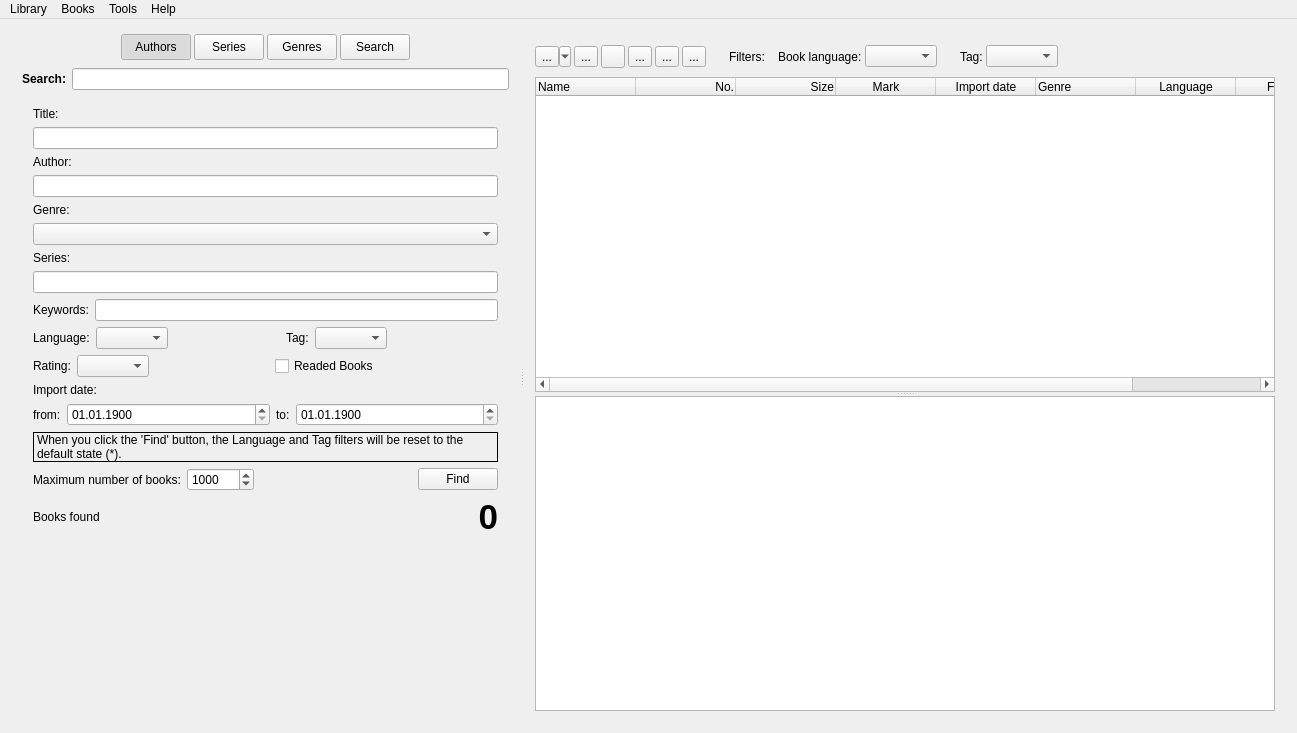
The window that freeLib/src/mainwindow.ui (vpoluyaktov/freeLib) describes before a commit, drawn with Qt 5.
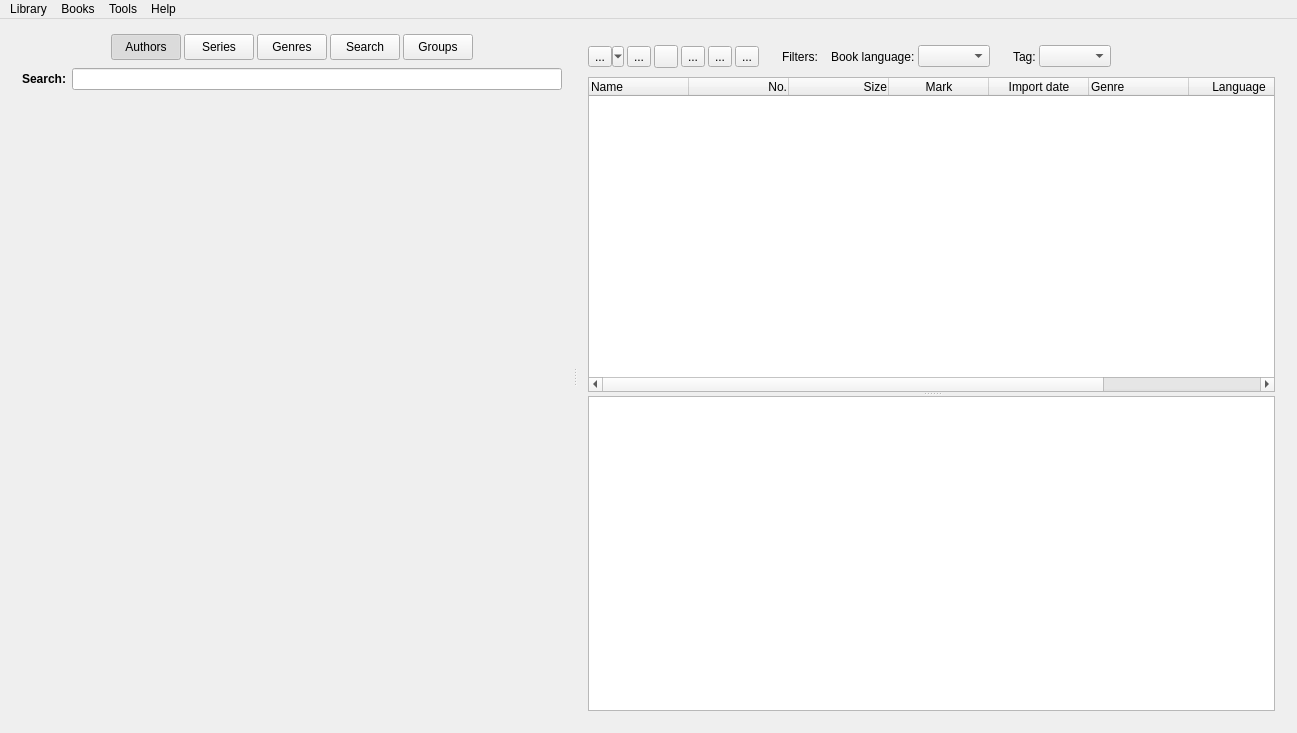
The same window after the commit. Icons and pictures are not drawn.

Commit message: New (MainWindow): Заготовка вкладки 'Группы'

What changed in the file:
```diff
--- a/freeLib/src/mainwindow.ui
+++ b/freeLib/src/mainwindow.ui
@@ -214,6 +214,31 @@
                  </property>
                 </widget>
                </item>
+               <item>
+                <widget class="QToolButton" name="btnGroups">
+                 <property name="minimumSize">
+                  <size>
+                   <width>70</width>
+                   <height>26</height>
+                  </size>
+                 </property>
+                 <property name="maximumSize">
+                  <size>
+                   <width>16777215</width>
+                   <height>26</height>
+                  </size>
+                 </property>
+                 <property name="text">
+                  <string>Groups</string>
+                 </property>
+                 <property name="checkable">
+                  <bool>true</bool>
+                 </property>
+                 <property name="autoExclusive">
+                  <bool>true</bool>
+                 </property>
+                </widget>
+               </item>
                <item>
                 <spacer name="horizontalSpacer_2">
                  <property name="orientation">
@@ -304,7 +329,7 @@
                </size>
               </property>
               <property name="currentIndex">
-               <number>3</number>
+               <number>4</number>
               </property>
               <widget class="QWidget" name="pageAuthor">
                <layout class="QVBoxLayout" name="verticalLayout">
@@ -781,6 +806,7 @@
                 </item>
                </layout>
               </widget>
+              <widget class="QWidget" name="pageGroups"/>
              </widget>
             </item>
            </layout>
```
Left out of the diff: 2 changed lines with no effect on the pictures. The commit also changes 2 other files.
